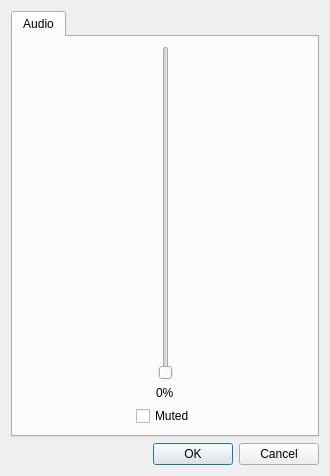
First picture: the form in Source/RMG-Audio/UserInterface/MainDialog.ui, repository Rosalie241/RMG, before the edit.
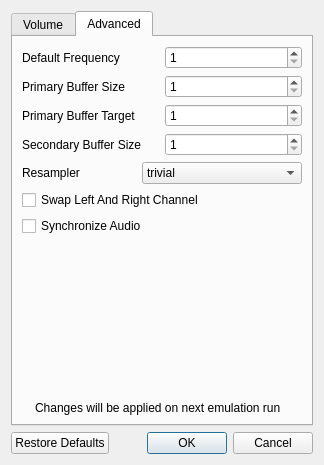
Second picture: the form after the edit. The open tabs and pages were chosen to show the change. Icons and pictures are not drawn.

Commit message: RMG-Audio: use mupen64plus-audio-sdl as base

Patch:
```diff
--- a/Source/RMG-Audio/UserInterface/MainDialog.ui
+++ b/Source/RMG-Audio/UserInterface/MainDialog.ui
@@ -6,23 +6,26 @@
    <rect>
     <x>0</x>
     <y>0</y>
-    <width>330</width>
-    <height>476</height>
+    <width>324</width>
+    <height>465</height>
    </rect>
   </property>
   <property name="windowTitle">
    <string>Rosalie's Mupen GUI - Audio Plugin</string>
   </property>
-  <layout class="QVBoxLayout" name="verticalLayout_2">
+  <layout class="QVBoxLayout" name="verticalLayout">
    <item>
     <widget class="QTabWidget" name="tabWidget">
      <widget class="QWidget" name="tab">
       <attribute name="title">
-       <string>Audio</string>
+       <string>Volume</string>
       </attribute>
-      <layout class="QVBoxLayout" name="verticalLayout_3">
+      <layout class="QVBoxLayout" name="verticalLayout_4">
        <item>
-        <layout class="QHBoxLayout" name="horizontalLayout">
+        <layout class="QHBoxLayout" name="horizontalLayout_5">
+         <property name="spacing">
+          <number>0</number>
+         </property>
          <item>
           <spacer name="horizontalSpacer">
            <property name="orientation">
@@ -37,15 +40,9 @@
           </spacer>
          </item>
          <item>
-          <layout class="QVBoxLayout" name="verticalLayout">
+          <layout class="QVBoxLayout" name="verticalLayout_3">
            <item alignment="Qt::AlignHCenter">
             <widget class="QSlider" name="volumeSlider">
-             <property name="sizePolicy">
-              <sizepolicy hsizetype="Fixed" vsizetype="Expanding">
-               <horstretch>0</horstretch>
-               <verstretch>0</verstretch>
-              </sizepolicy>
-             </property>
              <property name="maximum">
               <number>100</number>
              </property>
@@ -54,29 +51,23 @@
              </property>
             </widget>
            </item>
-           <item alignment="Qt::AlignHCenter">
+           <item>
             <widget class="QLabel" name="volumeLabel">
-             <property name="sizePolicy">
-              <sizepolicy hsizetype="Preferred" vsizetype="Minimum">
-               <horstretch>0</horstretch>
-               <verstretch>0</verstretch>
-              </sizepolicy>
+             <property name="layoutDirection">
+              <enum>Qt::LeftToRight</enum>
              </property>
              <property name="text">
-              <string>0%</string>
+              <string>TextLabel</string>
+             </property>
+             <property name="alignment">
+              <set>Qt::AlignCenter</set>
              </property>
             </widget>
            </item>
            <item>
-            <widget class="QCheckBox" name="mutedCheckBox">
-             <property name="sizePolicy">
-              <sizepolicy hsizetype="Minimum" vsizetype="Minimum">
-               <horstretch>0</horstretch>
-               <verstretch>0</verstretch>
-              </sizepolicy>
-             </property>
+            <widget class="QCheckBox" name="muteCheckBox">
              <property name="text">
-              <string>Muted</string>
+              <string>Mute</string>
              </property>
             </widget>
            </item>
@@ -99,6 +90,272 @@
        </item>
       </layout>
      </widget>
+     <widget class="QWidget" name="tab_2">
+      <attribute name="title">
+       <string>Advanced</string>
+      </attribute>
+      <layout class="QVBoxLayout" name="verticalLayout_2">
+       <item>
+        <layout class="QHBoxLayout" name="horizontalLayout">
+         <item>
+          <widget class="QLabel" name="label_2">
+           <property name="text">
+            <string>Default Frequency</string>
+           </property>
+          </widget>
+         </item>
+         <item>
+          <widget class="QSpinBox" name="defaultFrequencySpinBox">
+           <property name="minimum">
+            <number>1</number>
+           </property>
+           <property name="maximum">
+            <number>100000</number>
+           </property>
+           <property name="singleStep">
+            <number>100</number>
+           </property>
+          </widget>
+         </item>
+        </layout>
+       </item>
+       <item>
+        <layout class="QHBoxLayout" name="horizontalLayout_2">
+         <item>
+          <widget class="QLabel" name="label_3">
+           <property name="text">
+            <string>Primary Buffer Size</string>
+           </property>
+          </widget>
+         </item>
+         <item>
+          <widget class="QSpinBox" name="primaryBufferSizeSpinBox">
+           <property name="minimum">
+            <number>1</number>
+           </property>
+           <property name="maximum">
+            <number>100000</number>
+           </property>
+           <property name="singleStep">
+            <number>100</number>
+           </property>
+          </widget>
+         </item>
+        </layout>
+       </item>
+       <item>
+        <layout class="QHBoxLayout" name="horizontalLayout_3">
+         <item>
+          <widget class="QLabel" name="label_4">
+           <property name="text">
+            <string>Primary Buffer Target</string>
+           </property>
+          </widget>
+         </item>
+         <item>
+          <widget class="QSpinBox" name="primaryBufferTargetSpinBox">
+           <property name="minimum">
+            <number>1</number>
+           </property>
+           <property name="maximum">
+            <number>10000</number>
+           </property>
+           <property name="singleStep">
+            <number>100</number>
+           </property>
+          </widget>
+         </item>
+        </layout>
+       </item>
+       <item>
+        <layout class="QHBoxLayout" name="horizontalLayout_4">
+         <item>
+          <widget class="QLabel" name="label_5">
+           <property name="text">
+            <string>Secondary Buffer Size</string>
+           </property>
+          </widget>
+         </item>
+         <item>
+          <widget class="QSpinBox" name="secondaryBufferSizeSpinBox">
+           <property name="minimum">
+            <number>1</number>
+           </property>
+           <property name="maximum">
+            <number>1000</number>
+           </property>
+           <property name="singleStep">
+            <number>100</number>
+           </property>
+          </widget>
+         </item>
+        </layout>
+       </item>
+       <item>
+        <layout class="QHBoxLayout" name="horizontalLayout_6">
+         <item>
+          <widget class="QLabel" name="label">
+           <property name="text">
+            <string>Resampler</string>
+           </property>
+          </widget>
+         </item>
+         <item>
+          <widget class="QComboBox" name="resamplerComboBox">
+           <item>
+            <property name="text">
+             <string>trivial</string>
+            </property>
+           </item>
+           <item>
+            <property name="text">
+             <string>speex-fixed-0</string>
+            </property>
+           </item>
+           <item>
+            <property name="text">
+             <string>speex-fixed-1</string>
+            </property>
+           </item>
+           <item>
+            <property name="text">
+             <string>speex-fixed-2</string>
+            </property>
+           </item>
+           <item>
+            <property name="text">
+             <string>speex-fixed-3</string>
+            </property>
+           </item>
+           <item>
+            <property name="text">
+             <string>speex-fixed-4</string>
+            </property>
+           </item>
+           <item>
+            <property name="text">
+             <string>speex-fixed-5</string>
+            </property>
+           </item>
+           <item>
+            <property name="text">
+             <string>speex-fixed-6</string>
+            </property>
+           </item>
+           <item>
+            <property name="text">
+             <string>speex-fixed-7</string>
+            </property>
+           </item>
+           <item>
+            <property name="text">
+             <string>speex-fixed-8</string>
+            </property>
+           </item>
+           <item>
+            <property name="text">
+             <string>speex-fixed-9</string>
+            </property>
+           </item>
+           <item>
+            <property name="text">
+             <string>speex-fixed-10</string>
+            </property>
+           </item>
+           <item>
+            <property name="text">
+             <string>src-sinc-best-quality</string>
+            </property>
+           </item>
+           <item>
+            <property name="text">
+             <string>src-sinc-medium-quality</string>
+            </property>
+           </item>
+           <item>
+            <property name="text">
+             <string>src-sinc-fastest</string>
+            </property>
+           </item>
+           <item>
+            <property name="text">
+             <string>src-zero-order-hold</string>
+            </property>
+           </item>
+           <item>
+            <property name="text">
+             <string>src-linear</string>
+            </property>
+           </item>
+          </widget>
+         </item>
+        </layout>
+       </item>
+       <item>
+        <widget class="QCheckBox" name="swapChannelsCheckBox">
+         <property name="text">
+          <string>Swap Left And Right Channel</string>
+         </property>
+        </widget>
+       </item>
+       <item>
+        <widget class="QCheckBox" name="synchronizeAudioCheckBox">
+         <property name="text">
+          <string>Synchronize Audio</string>
+         </property>
+        </widget>
+       </item>
+       <item>
+        <spacer name="verticalSpacer">
+         <property name="orientation">
+          <enum>Qt::Vertical</enum>
+         </property>
+         <property name="sizeHint" stdset="0">
+          <size>
+           <width>20</width>
+           <height>40</height>
+          </size>
+         </property>
+        </spacer>
+       </item>
+       <item>
+        <layout class="QHBoxLayout" name="emulationInfoLayout">
+         <item>
+          <widget class="QLabel" name="label_6">
+           <property name="sizePolicy">
+            <sizepolicy hsizetype="Minimum" vsizetype="Minimum">
+             <horstretch>0</horstretch>
+             <verstretch>0</verstretch>
+            </sizepolicy>
+           </property>
+           <property name="text">
+            <string/>
+           </property>
+           <property name="pixmap">
+            <pixmap resource="UIResources.qrc">:/Resource/Info.ico</pixmap>
+           </property>
+           <property name="scaledContents">
+            <bool>false</bool>
+           </property>
+          </widget>
+         </item>
+         <item>
+          <widget class="QLabel" name="label_7">
+           <property name="sizePolicy">
+            <sizepolicy hsizetype="Expanding" vsizetype="Preferred">
+             <horstretch>0</horstretch>
+             <verstretch>0</verstretch>
+            </sizepolicy>
+           </property>
+           <property name="text">
+            <string>Changes will be applied on next emulation run</string>
+           </property>
+          </widget>
+         </item>
+        </layout>
+       </item>
+      </layout>
+     </widget>
     </widget>
    </item>
    <item>
@@ -107,7 +364,7 @@
       <enum>Qt::Horizontal</enum>
      </property>
      <property name="standardButtons">
-      <set>QDialogButtonBox::Cancel|QDialogButtonBox::Ok</set>
+      <set>QDialogButtonBox::Cancel|QDialogButtonBox::Ok|QDialogButtonBox::RestoreDefaults</set>
      </property>
     </widget>
    </item>
```
Left out of the diff: 7 changed lines with no effect on the pictures. The commit also changes 19 other files.
